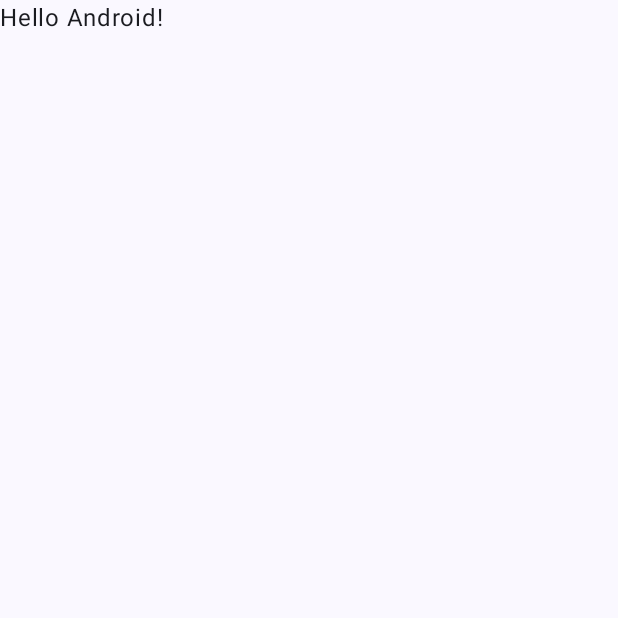
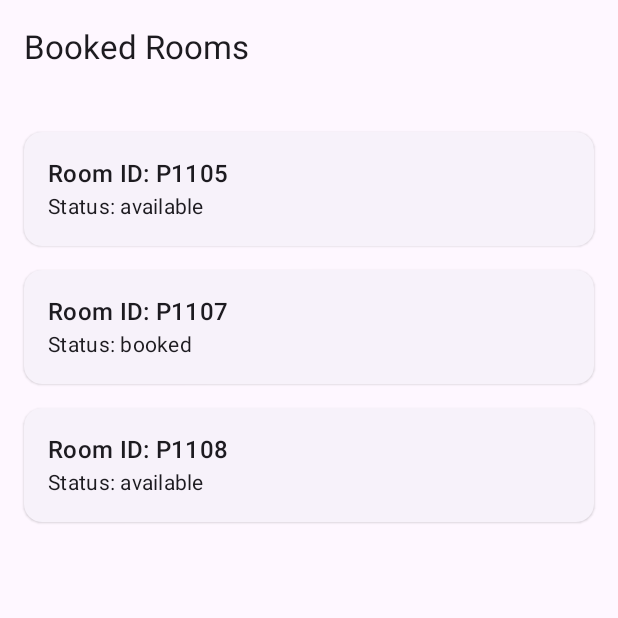
Before and after one commit to Harjappan-Singh/Room_Booking_Android, an Android app built with Jetpack Compose: the screen it shows after launch (MainActivity), on a phone screen of 412 x 824 dp, the top half of it. Before the commit the part shown is almost empty. Run offline under Robolectric (Android 15) with nearby library versions, the light colour scheme and no system bars.

Commit message:
🎨 Structure app into View Model ViewModel architecutre pattern
View will include our composable functions to display UI and interactions.

```diff
--- a/app/build.gradle.kts
+++ b/app/build.gradle.kts
@@ -49,6 +49,7 @@
     implementation(libs.androidx.ui.graphics)
     implementation(libs.androidx.ui.tooling.preview)
     implementation(libs.androidx.material3)
+    implementation("androidx.lifecycle:lifecycle-viewmodel-compose:2.6.1")
     testImplementation(libs.junit)
     androidTestImplementation(libs.androidx.junit)
     androidTestImplementation(libs.androidx.espresso.core)
--- a/app/src/main/java/com/example/roombooking/MainActivity.kt
+++ b/app/src/main/java/com/example/roombooking/MainActivity.kt
@@ -3,45 +3,13 @@
 import android.os.Bundle
 import androidx.activity.ComponentActivity
 import androidx.activity.compose.setContent
-import androidx.activity.enableEdgeToEdge
-import androidx.compose.foundation.layout.fillMaxSize
-import androidx.compose.foundation.layout.padding
-import androidx.compose.material3.Scaffold
-import androidx.compose.material3.Text
-import androidx.compose.runtime.Composable
-import androidx.compose.ui.Modifier
-import androidx.compose.ui.tooling.preview.Preview
-import com.example.roombooking.ui.theme.RoomBookingTheme
+import com.example.roombooking.view.HomeScreen
 
 class MainActivity : ComponentActivity() {
     override fun onCreate(savedInstanceState: Bundle?) {
         super.onCreate(savedInstanceState)
-        enableEdgeToEdge()
         setContent {
-            RoomBookingTheme {
-                Scaffold(modifier = Modifier.fillMaxSize()) { innerPadding ->
-                    Greeting(
-                        name = "Android",
-                        modifier = Modifier.padding(innerPadding)
-                    )
-                }
-            }
+            HomeScreen()
         }
     }
 }
-
-@Composable
-fun Greeting(name: String, modifier: Modifier = Modifier) {
-    Text(
-        text = "Hello $name!",
-        modifier = modifier
-    )
-}
-
-@Preview(showBackground = true)
-@Composable
-fun GreetingPreview() {
-    RoomBookingTheme {
-        Greeting("Android")
-    }
-}
--- /dev/null
+++ b/app/src/main/java/com/example/roombooking/model/Room.kt
@@ -0,0 +1,6 @@
+package com.example.roombooking.model
+
+data class Room(
+    val id: String, // Room ID is room number (e.g., "P1105")
+    val status: String // "available" or "booked"
+)
--- /dev/null
+++ b/app/src/main/java/com/example/roombooking/model/RoomRepository.kt
@@ -0,0 +1,11 @@
+package com.example.roombooking.model
+
+object RoomRepository {
+    fun getRooms(): List<Room> {
+        return listOf(
+            Room("P1105", "available"),
+            Room("P1107", "booked"),
+            Room("P1108", "available")
+        )
+    }
+}
--- /dev/null
+++ b/app/src/main/java/com/example/roombooking/view/HomeScreen.kt
@@ -0,0 +1,43 @@
+package com.example.roombooking.view
+
+import androidx.compose.foundation.layout.*
+import androidx.compose.foundation.lazy.LazyColumn
+import androidx.compose.material3.*
+import androidx.compose.runtime.*
+import androidx.compose.ui.Modifier
+import androidx.compose.ui.unit.dp
+import androidx.lifecycle.viewmodel.compose.viewModel
+import com.example.roombooking.viewmodel.RoomViewModel
+import androidx.compose.foundation.lazy.items
+
+@OptIn(ExperimentalMaterial3Api::class)
+@Composable
+fun HomeScreen(viewModel: RoomViewModel = viewModel()) {
+    val roomList by viewModel.roomList.collectAsState()
+
+    Scaffold(
+        topBar = {
+            SmallTopAppBar(
+                title = { Text("Booked Rooms") },
+                colors = TopAppBarDefaults.smallTopAppBarColors()
+            )
+        }
+    ) { innerPadding ->
+        LazyColumn(modifier = Modifier.padding(innerPadding).padding(16.dp)) {
+            items(roomList) { room ->
+                ElevatedCard(
+                    modifier = Modifier
+                        .fillMaxWidth()
+                        .padding(vertical = 8.dp)
+                ) {
+                    Column(
+                        modifier = Modifier.padding(16.dp)
+                    ) {
+                        Text(text = "Room ID: ${room.id}", style = MaterialTheme.typography.titleMedium)
+                        Text(text = "Status: ${room.status}", style = MaterialTheme.typography.bodyMedium)
+                    }
+                }
+            }
+        }
+    }
+}
--- /dev/null
+++ b/app/src/main/java/com/example/roombooking/viewmodel/RoomViewModel.kt
@@ -0,0 +1,21 @@
+package com.example.roombooking.viewmodel
+
+import androidx.lifecycle.ViewModel
+import kotlinx.coroutines.flow.MutableStateFlow
+import kotlinx.coroutines.flow.StateFlow
+import com.example.roombooking.model.Room
+import com.example.roombooking.model.RoomRepository
+
+class RoomViewModel : ViewModel() {
+
+    private val _roomList = MutableStateFlow<List<Room>>(emptyList())
+    val roomList: StateFlow<List<Room>> get() = _roomList
+
+    init {
+        fetchRooms()
+    }
+
+    private fun fetchRooms() {
+        _roomList.value = RoomRepository.getRooms()
+    }
+}
```
